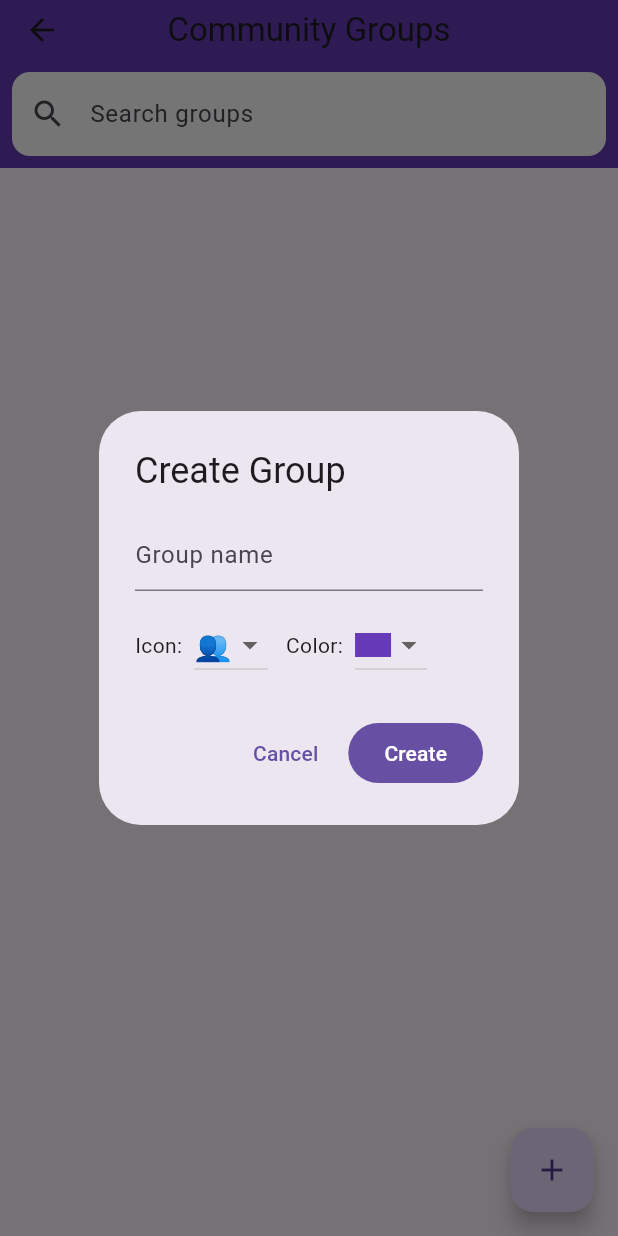
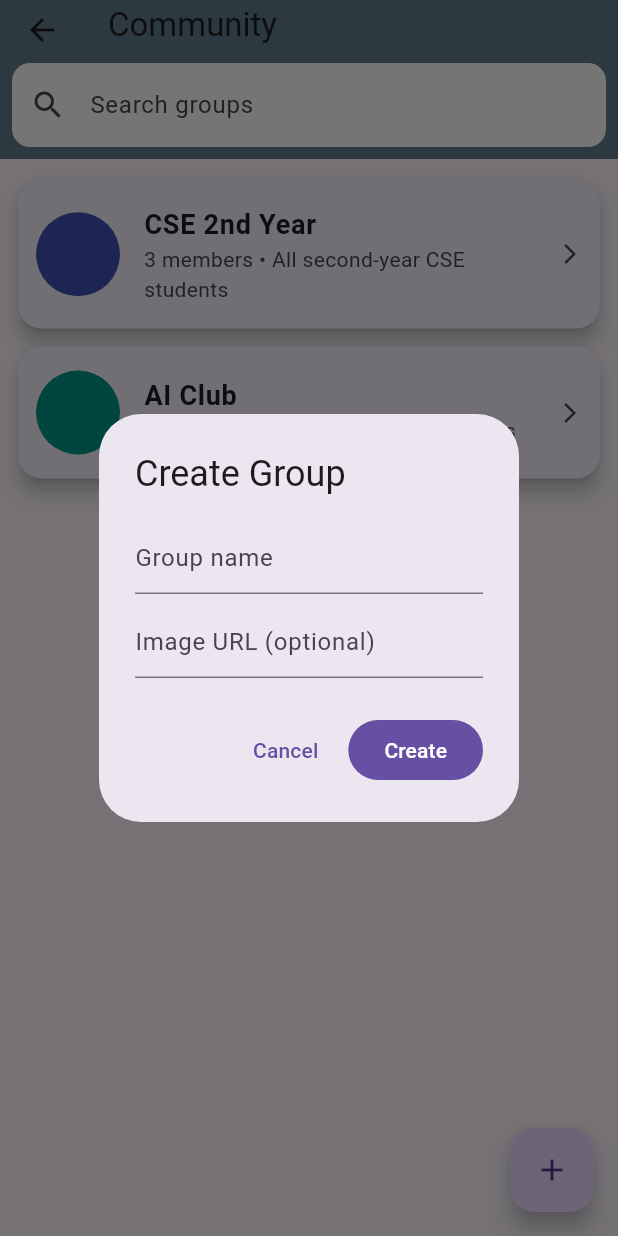
Before and after one commit to Tamizh-code/Spacyn, a Flutter app: the CommunityPage screen opened directly, after a tap on the "add" icon, on a phone screen of 412 x 824 dp. Run offline on Flutter 3.47's test engine with Material 3 defaults, Android fonts, the phone set to English and light mode, and no system bars; network calls fail.

Commit message:
i create community_page.dart

```diff
--- /dev/null
+++ b/lib/models/group_model.dart
@@ -0,0 +1,25 @@
+import 'package:flutter/material.dart';
+
+class Group {
+  String id;
+  String name;
+  String description;
+  Color color;
+  List<String> members;
+  String admin;
+  String? imageUrl;
+  List<Map<String, dynamic>> messages;
+
+  Group({
+    required this.id,
+    required this.name,
+    this.description = '',
+    Color? color,
+    List<String>? members,
+    required this.admin,
+    this.imageUrl,
+    List<Map<String, dynamic>>? messages,
+  })  : color = color ?? Colors.deepPurple,
+        members = members ?? [],
+        messages = messages ?? [];
+}
--- a/lib/pages/community_page.dart
+++ b/lib/pages/community_page.dart
@@ -1,27 +1,6 @@
 import 'package:flutter/material.dart';
+import '../models/group_model.dart';
 import 'group_info_page.dart';
-import 'group_chat_page.dart';
-
-class Group {
-  String id;
-  String name;
-  String description;
-  String icon;
-  Color color;
-  List<String> members;
-  String admin;
-
-  Group({
-    required this.id,
-    required this.name,
-    this.description = '',
-    this.icon = '👥',
-    Color? color,
-    List<String>? members,
-    required this.admin,
-  })  : color = color ?? Colors.deepPurple,
-        members = members ?? [];
-}
 
 class CommunityPage extends StatefulWidget {
   final String currentUser;
@@ -32,52 +11,28 @@ class CommunityPage extends StatefulWidget {
 }
 
 class _CommunityPageState extends State<CommunityPage> {
-  final List<Group> _groups = [];
+  final List<Group> _groups = [
+    Group(
+      id: 'g1',
+      name: 'CSE 2nd Year',
+      description: 'All second-year CSE students',
+      members: ['Alice', 'Bob', 'Charlie'],
+      admin: 'Alice',
+      color: Colors.indigo,
+      imageUrl: 'https://i.ibb.co/7N6s2mn/cse2.jpg',
+    ),
+    Group(
+      id: 'g2',
+      name: 'AI Club',
+      description: 'AI projects & discussions',
+      members: ['David', 'Eva'],
+      admin: 'David',
+      color: Colors.teal,
+      imageUrl: 'https://i.ibb.co/2P2XqvS/ai-club.jpg',
+    ),
+  ];
 
   String _search = '';
-
-  String _generateId() => DateTime.now().millisecondsSinceEpoch.toString();
-
-  void _createGroup(String name, {String icon = '👥', Color? color}) {
-    final newGroup = Group(
-      id: _generateId(),
-      name: name,
-      icon: icon,
-      color: color ?? Colors.deepPurple,
-      members: [widget.currentUser],
-      admin: widget.currentUser,
-    );
-    setState(() => _groups.insert(0, newGroup));
-  }
-
-  void _deleteGroup(Group g) => setState(() => _groups.removeWhere((x) => x.id == g.id));
-
-  void _updateGroup(Group updated) {
-    final idx = _groups.indexWhere((g) => g.id == updated.id);
-    if (idx >= 0) setState(() => _groups[idx] = updated);
-  }
-
-  void _addMember(Group g, String username) {
-    if (!g.members.contains(username)) {
-      setState(() => g.members.add(username));
-      _updateGroup(g);
-    }
-  }
-
-  void _removeMember(Group g, String username) {
-    if (g.members.contains(username)) {
-      setState(() => g.members.remove(username));
-      if (g.admin == username) {
-        if (g.members.isNotEmpty) {
-          g.admin = g.members.first;
-        } else {
-          _deleteGroup(g);
-          return;
-        }
-      }
-      _updateGroup(g);
-    }
-  }
 
   List<Group> get _filteredGroups {
     if (_search.trim().isEmpty) return _groups;
@@ -89,63 +44,51 @@ class _CommunityPageState extends State<CommunityPage> {
         .toList();
   }
 
+  void _createGroup(String name, {String? imageUrl, Color? color}) {
+    final id = DateTime.now().millisecondsSinceEpoch.toString();
+    final newGroup = Group(
+      id: id,
+      name: name,
+      imageUrl: imageUrl,
+      color: color ?? Colors.blueGrey,
+      members: [widget.currentUser],
+      admin: widget.currentUser,
+    );
+    setState(() => _groups.insert(0, newGroup));
+  }
+
+  void _updateGroup(Group updated) {
+    final idx = _groups.indexWhere((g) => g.id == updated.id);
+    if (idx >= 0) setState(() => _groups[idx] = updated);
+  }
+
+  void _deleteGroup(Group g) => setState(() => _groups.removeWhere((x) => x.id == g.id));
+
   void _showCreateGroupDialog() {
-    final controller = TextEditingController();
-    String icon = '👥';
-    Color color = Colors.deepPurple;
+    final nameController = TextEditingController();
+    final imageController = TextEditingController();
 
     showDialog(
       context: context,
-      builder: (context) {
-        return StatefulBuilder(
-          builder: (context, setDialogState) => AlertDialog(
+      builder: (_) => AlertDialog(
         title: const Text('Create Group'),
         content: Column(
           mainAxisSize: MainAxisSize.min,
           children: [
-                TextField(controller: controller, decoration: const InputDecoration(hintText: 'Group name')),
-                const SizedBox(height: 12),
-                Row(
-                  children: [
-                    const Text('Icon:'),
-                    const SizedBox(width: 8),
-                    DropdownButton<String>(
-                      value: icon,
-                      items: ['👥', '💬', '📚', '💻', '🤖', '🎮', '🎓']
-                          .map((e) => DropdownMenuItem(
-                        value: e,
-                        child: Text(e, style: const TextStyle(fontSize: 20)),
-                      ))
-                          .toList(),
-                      onChanged: (v) => setDialogState(() => icon = v ?? '👥'),
-                    ),
-                    const SizedBox(width: 12),
-                    const Text('Color:'),
-                    const SizedBox(width: 8),
-                    DropdownButton<Color>(
-                      value: color,
-                      items: [Colors.deepPurple, Colors.indigo, Colors.teal, Colors.orange, Colors.pink, Colors.brown]
-                          .map((c) => DropdownMenuItem(
-                        value: c,
-                        child: Container(width: 24, height: 16, color: c),
-                      ))
-                          .toList(),
-                      onChanged: (c) => setDialogState(() => color = c ?? Colors.deepPurple),
-                    ),
-                  ],
-                ),
+            TextField(controller: nameController, decoration: const InputDecoration(hintText: 'Group name')),
+            const SizedBox(height: 8),
+            TextField(controller: imageController, decoration: const InputDecoration(hintText: 'Image URL (optional)')),
           ],
         ),
         actions: [
           TextButton(onPressed: () => Navigator.pop(context), child: const Text('Cancel')),
           FilledButton(
             onPressed: () {
-                  final name = controller.text.trim();
+              final name = nameController.text.trim();
+              final imageUrl = imageController.text.trim().isEmpty ? null : imageController.text.trim();
               if (name.isNotEmpty) {
-                    _createGroup(name, icon: icon, color: color);
+                _createGroup(name, imageUrl: imageUrl);
                 Navigator.pop(context);
-                  } else {
-                    ScaffoldMessenger.of(context).showSnackBar(const SnackBar(content: Text('Enter a valid group name')));
               }
             },
             child: const Text('Create'),
@@ -153,19 +96,16 @@ class _CommunityPageState extends State<CommunityPage> {
         ],
       ),
     );
-      },
-    );
   }
 
   @override
   Widget build(BuildContext context) {
     return Scaffold(
       appBar: AppBar(
-        title: const Text('Community Groups'),
-        backgroundColor: Colors.deepPurple,
-        centerTitle: true,
+        title: const Text('Community'),
+        backgroundColor: Colors.blueGrey,
         bottom: PreferredSize(
-          preferredSize: const Size.fromHeight(56),
+          preferredSize: const Size.fromHeight(50),
           child: Padding(
             padding: const EdgeInsets.all(8),
             child: TextField(
@@ -184,29 +124,38 @@ class _CommunityPageState extends State<CommunityPage> {
       body: _filteredGroups.isEmpty
           ? const Center(child: Text('No groups yet.'))
           : ListView.builder(
+        padding: const EdgeInsets.symmetric(vertical: 8),
         itemCount: _filteredGroups.length,
         itemBuilder: (context, i) {
           final g = _filteredGroups[i];
-          return Card(
-            margin: const EdgeInsets.symmetric(horizontal: 12, vertical: 6),
-            child: ListTile(
-              leading: CircleAvatar(backgroundColor: g.color, child: Text(g.icon, style: const TextStyle(fontSize: 20))),
-              title: Text(g.name),
-              subtitle: Text('${g.members.length} members • ${g.description}'),
-              onTap: () {
-                Navigator.push(
+          return GestureDetector(
+            onTap: () => Navigator.push(
               context,
               MaterialPageRoute(
                 builder: (_) => GroupInfoPage(
                   group: g,
                   currentUser: widget.currentUser,
-                      onUpdate: (updated) => _updateGroup(updated),
+                  onUpdate: _updateGroup,
                   onDelete: () => _deleteGroup(g),
-                      onRemoveMember: (m) => _removeMember(g, m),
                 ),
               ),
-                );
-              },
+            ),
+            child: Card(
+              margin: const EdgeInsets.symmetric(horizontal: 12, vertical: 6),
+              shape: RoundedRectangleBorder(borderRadius: BorderRadius.circular(16)),
+              elevation: 5,
+              child: ListTile(
+                contentPadding: const EdgeInsets.symmetric(horizontal: 12, vertical: 8),
+                leading: CircleAvatar(
+                  radius: 28,
+                  backgroundColor: g.color,
+                  backgroundImage: g.imageUrl != null ? NetworkImage(g.imageUrl!) : null,
+                  child: g.imageUrl == null ? Text(g.name[0], style: const TextStyle(color: Colors.white, fontSize: 20)) : null,
+                ),
+                title: Text(g.name, style: const TextStyle(fontWeight: FontWeight.bold, fontSize: 18)),
+                subtitle: Text('${g.members.length} members • ${g.description}', maxLines: 2, overflow: TextOverflow.ellipsis),
+                trailing: const Icon(Icons.arrow_forward_ios, size: 16),
+              ),
             ),
           );
         },
```
Also changed, not shown: lib/pages/group_chat_page.dart (+74 -52 lines), lib/pages/group_info_page.dart (+82 -46 lines). Lines whose indentation alone changed are shown as unchanged.
